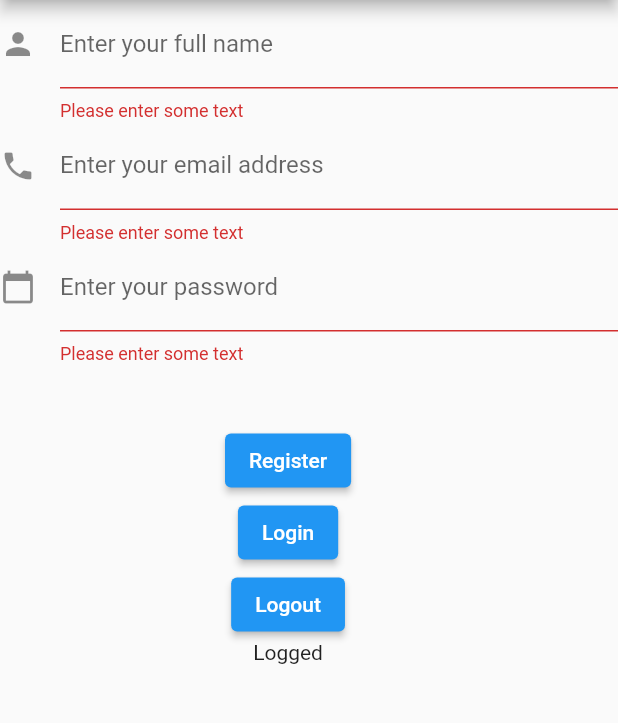
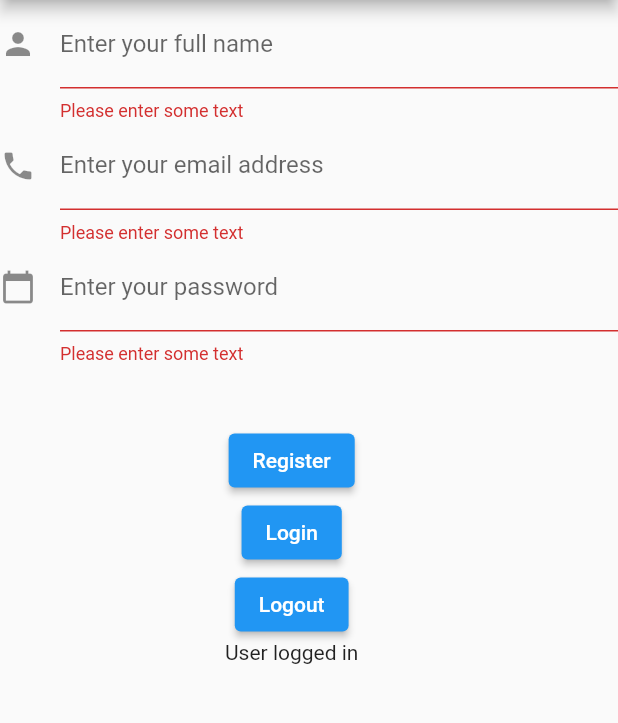
Before and after one commit to arosh-segar/firebase-flutter-demo, a Flutter app: the Login screen opened by its route, after a tap on "Register", after a tap on "Login", on a phone screen of 412 x 824 dp, the part 84-807 px from its top. Run offline on Flutter 3.47's test engine with Material 2 defaults, Android fonts, the phone set to English and light mode, and no system bars; our stand-ins replace cloud_firestore, firebase_auth, firebase_core; accounts and stored records are empty.

Commit message:
authentication fixed

```diff
--- /dev/null
+++ b/lib/models/Authentication.dart
@@ -0,0 +1,48 @@
+// ignore_for_file: avoid_print
+import 'package:firebase_auth/firebase_auth.dart';
+
+class Authentication {
+  static FirebaseAuth auth = FirebaseAuth.instance;
+
+  static Future<bool> signIn(String email, String password) async {
+    try {
+      await FirebaseAuth.instance
+          .signInWithEmailAndPassword(email: email, password: password);
+      return true;
+    } on FirebaseAuthException catch (e) {
+      if (e.code == 'user-not-found') {
+        print('No user found for that email.');
+      } else if (e.code == 'wrong-password') {
+        print('Wrong password provided for that user.');
+      }
+      return false;
+    }
+  }
+
+  static Future<bool> registerUser(
+      String fullname, String email, String password) async {
+    try {
+      await FirebaseAuth.instance
+          .createUserWithEmailAndPassword(email: email, password: password);
+      return true;
+    } on FirebaseAuthException catch (e) {
+      if (e.code == 'weak-password') {
+        print('The password provided is too weak.');
+      } else if (e.code == 'email-already-in-use') {
+        print('The account already exists for that email.');
+      }
+    } catch (e) {
+      print(e);
+    }
+
+    return false;
+  }
+
+  static User? userState() {
+    return auth.currentUser;
+  }
+
+  static Future<void> signOut() {
+    return auth.signOut();
+  }
+}
--- a/lib/screens/login.dart
+++ b/lib/screens/login.dart
@@ -1,3 +1,9 @@
+// ignore_for_file: avoid_print
+
+import 'dart:async';
+
+import 'package:demo_flutter/models/Authentication.dart';
+import 'package:firebase_auth/firebase_auth.dart';
 import 'package:flutter/material.dart';
 
 class Login extends StatefulWidget {
@@ -9,19 +15,11 @@ class Login extends StatefulWidget {
 }
 
 class _LoginState extends State<Login> {
+  User? user = Authentication.userState();
   final _formKey = GlobalKey<FormState>();
   String? _fullName;
   String? _email;
   String? _password;
-
-  void onSubmit() {
-    if (_formKey.currentState!.validate()) {
-      _formKey.currentState!.save();
-      print(_email);
-      print(_password);
-      print(_fullName);
-    }
-  }
 
   @override
   Widget build(BuildContext context) {
@@ -93,12 +91,40 @@ class _LoginState extends State<Login> {
                   child: Column(
                     children: [
                       ElevatedButton(
-                          onPressed: onSubmit, child: const Text("Register")),
+                          onPressed: () async {
+                            if (_formKey.currentState!.validate()) {
+                              _formKey.currentState!.save();
+                              if (await Authentication.registerUser(
+                                  _fullName!, _email!, _password!)) {
+                                setState(() {
+                                  user = Authentication.userState();
+                                });
+                              }
+                            }
+                          },
+                          child: const Text("Register")),
                       ElevatedButton(
-                          onPressed: () {}, child: const Text("Login")),
+                          onPressed: () async {
+                            if (_formKey.currentState!.validate()) {
+                              _formKey.currentState!.save();
+                              if (await Authentication.signIn(
+                                  _email!, _password!)) {
+                                setState(() {
+                                  user = Authentication.userState();
+                                });
+                              }
+                            }
+                          },
+                          child: const Text("Login")),
                       ElevatedButton(
-                          onPressed: () {}, child: const Text("Logout")),
-                      const Text("Logged")
+                          onPressed: () async {
+                            await Authentication.signOut();
+                            setState(() {
+                              user = Authentication.userState();
+                            });
+                          },
+                          child: const Text("Logout")),
+                      Text("User logged " + (user == null ? 'out' : 'in'))
                     ],
                   )),
             ],
--- a/pubspec.yaml
+++ b/pubspec.yaml
@@ -3,7 +3,7 @@ description: A new Flutter project.
 
 # The following line prevents the package from being accidentally published to
 # pub.dev using `flutter pub publish`. This is preferred for private packages.
-publish_to: 'none' # Remove this line if you wish to publish to pub.dev
+publish_to: "none" # Remove this line if you wish to publish to pub.dev
 
 # The following defines the version and build number for your application.
 # A version number is three numbers separated by dots, like 1.2.43
@@ -30,7 +30,6 @@ dependencies:
   flutter:
     sdk: flutter
 
-
   # The following adds the Cupertino Icons font to your application.
   # Use with the CupertinoIcons class for iOS style icons.
   cupertino_icons: ^1.0.2
@@ -40,6 +39,7 @@ dev_dependencies:
     sdk: flutter
   cloud_firestore: ^3.1.10
   firebase_core: ^1.13.1
+  firebase_auth: ^3.3.11
 
   # The "flutter_lints" package below contains a set of recommended lints to
   # encourage good coding practices. The lint set provided by the package is
@@ -53,7 +53,6 @@ dev_dependencies:
 
 # The following section is specific to Flutter.
 flutter:
-
   # The following line ensures that the Material Icons font is
   # included with your application, so that you can use the icons in
   # the material Icons class.
```
Also changed, not shown: pubspec.lock, 1 other file.
